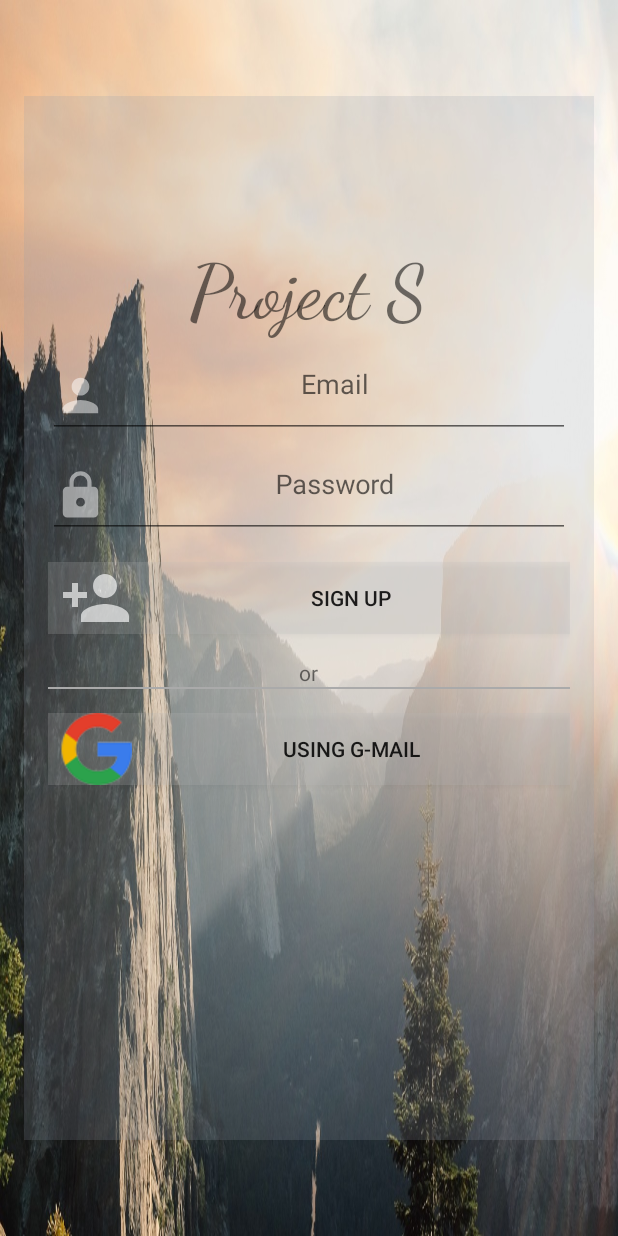
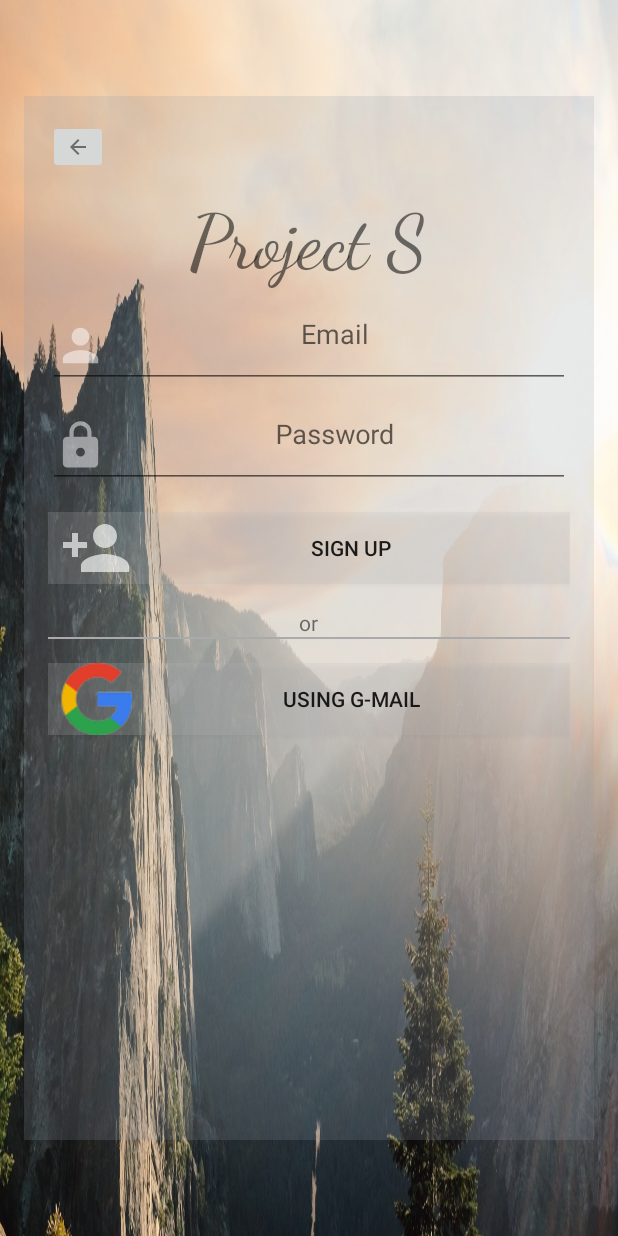
Before and after one commit to NgakaMafona/ProjectS, an Android app: the fragment SignUp placed in its activity, on a phone screen of 412 x 824 dp. Run offline under Robolectric (Android 15) with nearby library versions, the phone set to English and light mode, and no system bars; our stand-ins replace Firebase (no records; nobody signed in at launch, a user with empty details on screens opened directly).

Commit message:
Second.2 commit
1: added progress dialog
2: back image button on the sign up activity

```diff
--- a/app/src/main/java/za/co/developersjunction/projects/Validations.java
+++ b/app/src/main/java/za/co/developersjunction/projects/utils/Validations.java
@@ -1,4 +1,4 @@
-package za.co.developersjunction.projects;
+package za.co.developersjunction.projects.utils;
 
 import java.util.regex.Matcher;
 import java.util.regex.Pattern;
--- /dev/null
+++ b/app/src/main/res/drawable/ic_arrow_back_black_48dp.xml
@@ -0,0 +1,10 @@
+<vector
+    android:height="16dp"
+    android:viewportHeight="24.0"
+    android:viewportWidth="24.0"
+    android:width="16dp"
+    xmlns:android="http://schemas.android.com/apk/res/android">
+
+    <path android:fillColor="#80000000"
+          android:pathData="M20,11H7.83l5.59,-5.59L12,4l-8,8 8,8 1.41,-1.41L7.83,13H20v-2z"/>
+</vector>
--- a/app/src/main/res/layout/fragment_sign_up.xml
+++ b/app/src/main/res/layout/fragment_sign_up.xml
@@ -20,12 +20,18 @@
         android:paddingBottom="5dp"
         android:background="@color/colorMainLayoutTint">
 
+        <ImageButton
+            android:id="@+id/img_btn_back"
+            android:layout_width="wrap_content"
+            android:layout_height="wrap_content"
+            android:src="@drawable/ic_arrow_back_black_48dp"/>
+
 
         <TextView
             android:text="@string/app_name"
             android:layout_width="wrap_content"
             android:layout_height="wrap_content"
-            android:layout_marginTop="85dp"
+            android:layout_marginTop="16dp"
             android:id="@android:id/title"
             android:fontFamily="cursive"
             android:textSize="50dp"
```
Also changed, not shown: app/src/main/java/layout/SignUp.java (+50 -7 lines), app/src/main/java/za/co/developersjunction/projects/utils/ProgressClass.java (added, +41 -0 lines).
